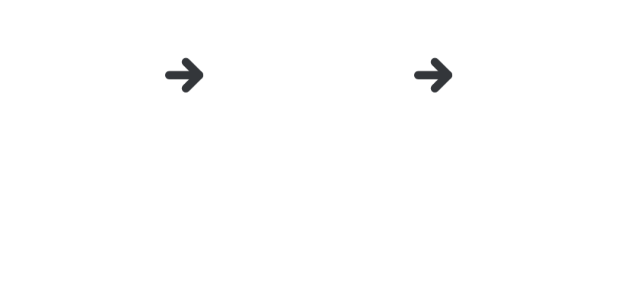
After one commit to Aarron92/Pokedex, an Android app: the layout fragment_evolution_chain_3_stage.xml on its own in the app's theme, with its tools: preview values and no code run, on a phone screen of 412 x 824 dp. The commit adds this screen. Shown: the top 300 px of the screen. Run offline under Robolectric (Android 15) with nearby library versions, the phone set to English and light mode, and no system bars.

Commit message:
Getting evolution chain working for standard 3 stage evolution

```diff
--- a/app/src/main/java/com/soob/pokedex/inputlisteners/service/details/PokemonService.java
+++ b/app/src/main/java/com/soob/pokedex/inputlisteners/service/details/PokemonService.java
@@ -54,7 +54,7 @@ public class PokemonService
      * Given a Pokemon object, get all the details for that specific Pokemon and set the details
      *
      * TODO: THIS WHOLE THREADING STUFF IS QUITE MESSY AND WOULD RUN THE RISK OF THIS BEING CALLED
-     * FROM OTHER PLACES WHEN IT SHOULDN'T - NEEDS SORTING OUT
+     *  FROM OTHER PLACES WHEN IT SHOULDN'T - NEEDS SORTING OUT
      */
     public static void getPokemonWithAllDetails(Pokemon pokemon)
     {
--- a/app/src/main/java/com/soob/pokedex/web/pokeapi/PokeApiController.java
+++ b/app/src/main/java/com/soob/pokedex/web/pokeapi/PokeApiController.java
@@ -8,6 +8,8 @@ import retrofit2.http.Path;
 
 /**
  * Interface representing the PokeAPI and the various endpoints
+ *
+ * TODO: Worth splitting this out in separate controllers for different bits like evo chains
  */
 public interface PokeApiController
 {
--- a/app/src/main/res/layout/activity_dex_list.xml
+++ b/app/src/main/res/layout/activity_dex_list.xml
@@ -1,6 +1,5 @@
 <?xml version="1.0" encoding="utf-8"?>
 <RelativeLayout xmlns:android="http://schemas.android.com/apk/res/android"
-    xmlns:app="http://schemas.android.com/apk/res-auto"
     xmlns:tools="http://schemas.android.com/tools"
     android:layout_width="match_parent"
     android:layout_height="match_parent"
--- /dev/null
+++ b/app/src/main/res/layout/fragment_evolution_chain_3_stage.xml
@@ -0,0 +1,47 @@
+<?xml version="1.0" encoding="utf-8"?>
+<FrameLayout xmlns:android="http://schemas.android.com/apk/res/android"
+    xmlns:app="http://schemas.android.com/apk/res-auto"
+    xmlns:tools="http://schemas.android.com/tools"
+    android:layout_width="match_parent"
+    android:layout_height="match_parent"
+    tools:context=".fragments.EvolutionChainFragment_3Stage">
+
+    <LinearLayout
+        android:layout_width="match_parent"
+        android:layout_height="100dp"
+        android:orientation="horizontal">
+
+        <FrameLayout
+            android:id="@+id/fragment_3_stage_stage1"
+            android:layout_width="80dp"
+            android:layout_height="100dp" />
+
+        <ImageView
+            android:id="@+id/fragment_3_stage_arrow1"
+            android:layout_width="25dp"
+            android:layout_height="25dp"
+            android:layout_weight="1"
+            android:layout_gravity="center"
+            android:src="@drawable/evo_arrow" />
+
+        <FrameLayout
+            android:id="@+id/fragment_3_stage_stage2"
+            android:layout_width="80dp"
+            android:layout_height="100dp"
+            android:layout_gravity="center"/>
+
+        <ImageView
+            android:id="@+id/fragment_3_stage_arrow2"
+            android:layout_width="25dp"
+            android:layout_height="25dp"
+            android:layout_weight="1"
+            android:layout_gravity="center"
+            android:src="@drawable/evo_arrow" />
+
+        <FrameLayout
+            android:id="@+id/fragment_3_stage_stage3"
+            android:layout_width="80dp"
+            android:layout_height="100dp" />
+
+    </LinearLayout>
+</FrameLayout>
--- a/app/src/main/res/values/strings.xml
+++ b/app/src/main/res/values/strings.xml
@@ -29,4 +29,6 @@
     <string name="details_weight_placeholder">XYZ</string>
     <string name="details_flavour_text_placeholder">FLAVOUR TEXT</string>
     <string name="details_gender_ratio_header">Gender Ratio</string>
+    <!-- TODO: Remove or change this placeholder text -->
+    <string name="hello_blank_fragment">Hello blank fragment</string>
 </resources>
```
Also changed, not shown: app/src/main/java/com/soob/pokedex/activities/PokemonDetailsActivity.java (+25 -1 lines), app/src/main/java/com/soob/pokedex/entities/Pokemon.java (+6 -6 lines), app/src/main/java/com/soob/pokedex/entities/evolution/EvolutionChain.java (added, +35 -0 lines), app/src/main/java/com/soob/pokedex/entities/evolution/EvolutionChainStage.java (added, +82 -0 lines), app/src/main/java/com/soob/pokedex/entities/evolution/EvolutionTrigger.java (added, +58 -0 lines), app/src/main/java/com/soob/pokedex/enums/EvolutionTriggerEnum.java (added, +29 -0 lines), app/src/main/java/com/soob/pokedex/fragments/EvolutionChainFragment_3Stage.java (added, +54 -0 lines), app/src/main/java/com/soob/pokedex/fragments/PokemonInEvoChainFragment.java (added, +57 -0 lines), app/src/main/java/com/soob/pokedex/inputlisteners/service/details/EvolutionChainService.java (+88 -26 lines), app/src/main/res/layout/activity_pokemon_details.xml (+10 -5 lines), app/src/main/res/layout/fragment_pokemon_in_evo_chain.xml (added, +31 -0 lines), app/src/main/res/layout/layout_evolution_chain.xml (deleted, +0 -57 lines), app/src/main/res/drawable/evo_arrow.png (added).
